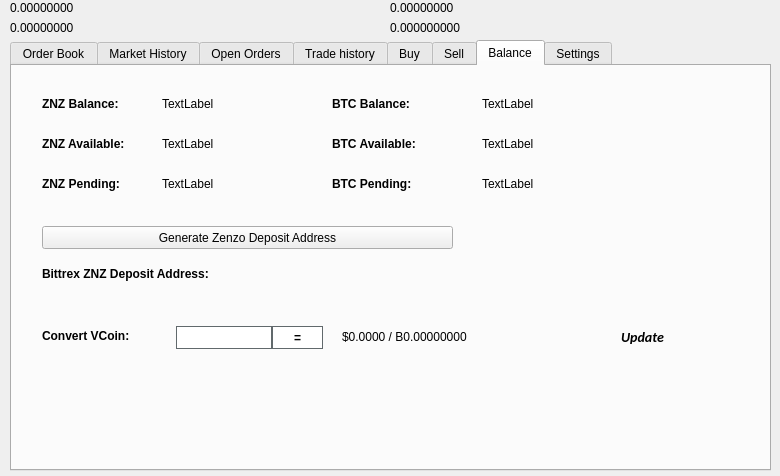
This is src/qt/forms/tradingdialog.ui in ZENZO-Ecosystem/ZENZO-Core-Archive as Qt 5 draws it before an edit. The edited form follows.
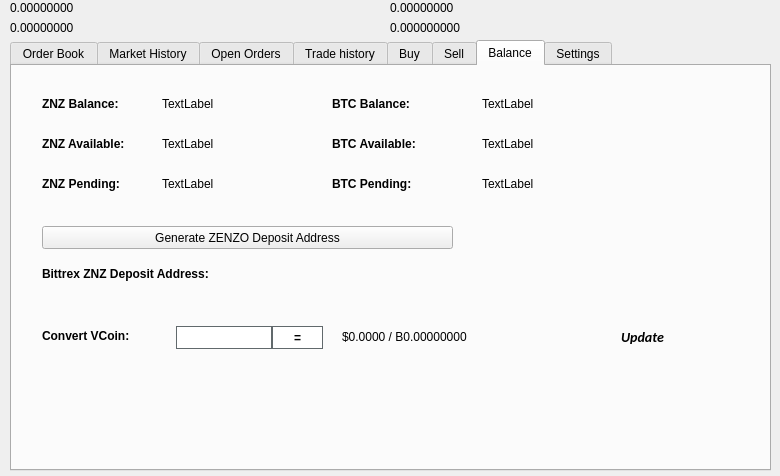
This is the edited form. The open tabs and pages were chosen to show the change. Icons and pictures are not drawn.

Diff of the .ui file:
```diff
--- a/src/qt/forms/tradingdialog.ui
+++ b/src/qt/forms/tradingdialog.ui
@@ -2941,7 +2941,7 @@
       </rect>
      </property>
      <property name="text">
-      <string>Generate Zenzo Deposit Address</string>
+      <string>Generate ZENZO Deposit Address</string>
      </property>
      <property name="icon">
       <iconset resource="../pivx.qrc">
```
